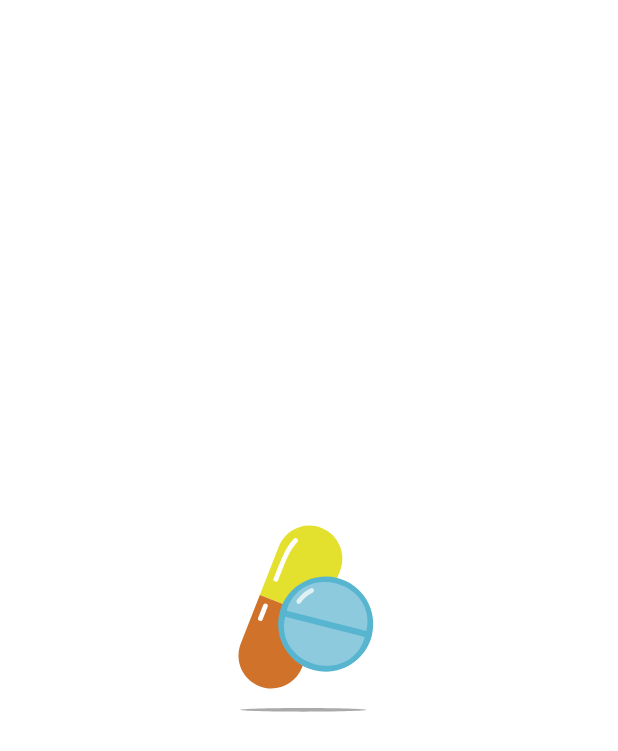
After one commit to BanDalKang/Medi_seed, an Android app: the SplashActivity screen opened directly, with no data from a screen before it, on a phone screen of 412 x 824 dp. The commit adds this screen. Shown: the top 751 px of the screen. Run offline under Robolectric (Android 15) with nearby library versions, the phone set to English and light mode, and no system bars.

Commit message:
feat: splash 애니메이션 구현, 물뿌리기 애니메이션 색상, 위치 수정

```diff
--- a/app/build.gradle.kts
+++ b/app/build.gradle.kts
@@ -79,6 +79,7 @@ dependencies {
     implementation("com.google.firebase:firebase-analytics")
     implementation(platform("com.google.firebase:firebase-bom:33.1.0"))
     implementation(libs.firebase.database.ktx)
+    implementation(libs.androidx.activity)
     testImplementation(libs.junit)
     androidTestImplementation(libs.androidx.junit)
     androidTestImplementation(libs.androidx.espresso.core)
--- /dev/null
+++ b/app/src/main/java/com/mediseed/mediseed/ui/ui/SplashActivity.kt
@@ -0,0 +1,36 @@
+package com.mediseed.mediseed.ui.ui
+
+import android.animation.Animator
+import android.animation.AnimatorListenerAdapter
+import android.content.Intent
+import android.os.Bundle
+import android.view.View
+import androidx.appcompat.app.AppCompatActivity
+import com.mediseed.mediseed.databinding.ActivitySplashBinding
+import com.mediseed.mediseed.ui.ui.main.MainActivity
+
+class SplashActivity : AppCompatActivity() {
+
+    private lateinit var binding: ActivitySplashBinding
+
+    override fun onCreate(savedInstanceState: Bundle?) {
+        super.onCreate(savedInstanceState)
+        binding = ActivitySplashBinding.inflate(layoutInflater)
+        setContentView(binding.root)
+
+        // Lottie 애니메이션 재생 후 메인 액티비티로 이동
+        binding.splashAnimationView.apply {
+            repeatCount = 2
+            playAnimation()
+            addAnimatorListener(object : Animator.AnimatorListener {
+                override fun onAnimationStart(animation: Animator) {}
+                override fun onAnimationEnd(animation: Animator) {
+                    startActivity(Intent(this@SplashActivity, MainActivity::class.java))
+                    finish()
+                }
+                override fun onAnimationCancel(animation: Animator) {}
+                override fun onAnimationRepeat(animation: Animator) {}
+            })
+        }
+        }
+}
--- a/app/src/main/java/com/mediseed/mediseed/ui/ui/sprout/SproutFragment.kt
+++ b/app/src/main/java/com/mediseed/mediseed/ui/ui/sprout/SproutFragment.kt
@@ -21,7 +21,6 @@ import androidx.lifecycle.ViewModelProvider
 import com.airbnb.lottie.LottieAnimationView
 import com.mediseed.mediseed.R
 import com.mediseed.mediseed.ui.ui.home.model.ViewModel.SharedViewModel
-import com.mediseed.mediseed.ui.ui.home.model.SharedViewModel
 import com.mediseed.mediseed.ui.ui.sprout.SproutViewModel
 
 class SproutFragment : Fragment() {
--- /dev/null
+++ b/app/src/main/res/layout/activity_splash.xml
@@ -0,0 +1,25 @@
+<androidx.constraintlayout.widget.ConstraintLayout xmlns:android="http://schemas.android.com/apk/res/android"
+    xmlns:app="http://schemas.android.com/apk/res-auto"
+    xmlns:tools="http://schemas.android.com/tools"
+    android:layout_width="match_parent"
+    android:layout_height="match_parent">
+
+    <LinearLayout
+        android:layout_width="250dp"
+        android:layout_height="250dp"
+        app:layout_constraintBottom_toBottomOf="parent"
+        app:layout_constraintEnd_toEndOf="parent"
+        app:layout_constraintStart_toStartOf="parent"
+        app:layout_constraintTop_toTopOf="parent"
+        tools:context=".SplashActivity">
+
+        <com.airbnb.lottie.LottieAnimationView
+            android:id="@+id/splashAnimationView"
+            android:layout_width="match_parent"
+            android:layout_height="match_parent"
+            android:layout_centerInParent="true"
+            app:lottie_autoPlay="true"
+            app:lottie_loop="false"
+            app:lottie_rawRes="@raw/splash_animation" />
+    </LinearLayout>
+</androidx.constraintlayout.widget.ConstraintLayout>
--- a/gradle/libs.versions.toml
+++ b/gradle/libs.versions.toml
@@ -14,6 +14,7 @@ navigationFragmentKtx = "2.7.7"
 navigationUiKtx = "2.7.7"
 playServicesLocation = "21.2.0"
 firebaseDatabaseKtx = "21.0.0"
+activity = "1.8.0"
 
 [libraries]
 androidx-core-ktx = { group = "androidx.core", name = "core-ktx", version.ref = "coreKtx" }
@@ -29,6 +30,7 @@ androidx-navigation-fragment-ktx = { group = "androidx.navigation", name = "navi
 androidx-navigation-ui-ktx = { group = "androidx.navigation", name = "navigation-ui-ktx", version.ref = "navigationUiKtx" }
 play-services-location = { group = "com.google.android.gms", name = "play-services-location", version.ref = "playServicesLocation" }
 firebase-database-ktx = { group = "com.google.firebase", name = "firebase-database-ktx", version.ref = "firebaseDatabaseKtx" }
+androidx-activity = { group = "androidx.activity", name = "activity", version.ref = "activity" }
 
 [plugins]
 androidApplication = { id = "com.android.application", version.ref = "agp" }
```
Also changed, not shown: app/src/main/AndroidManifest.xml (+10 -6 lines), app/src/main/res/layout/fragment_sprout.xml (+20 -19 lines), app/src/main/res/raw/progress_watering_can.json (+9 -9 lines), app/src/main/res/raw/splash_animation.json (added, +1 -0 lines).
